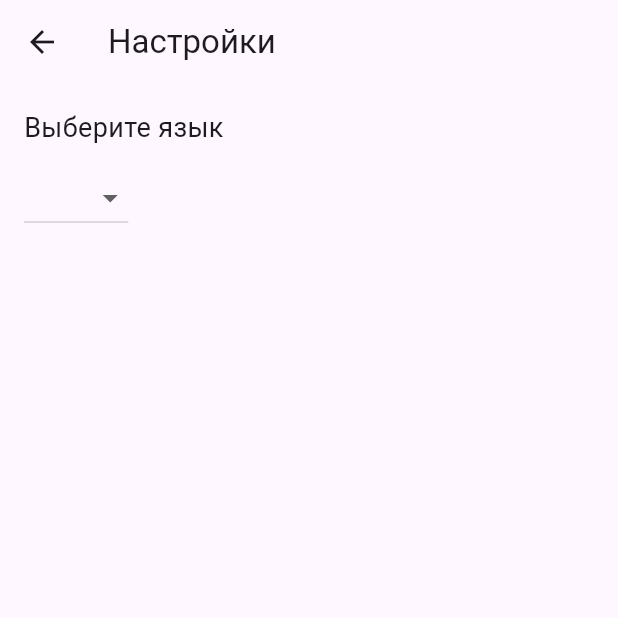
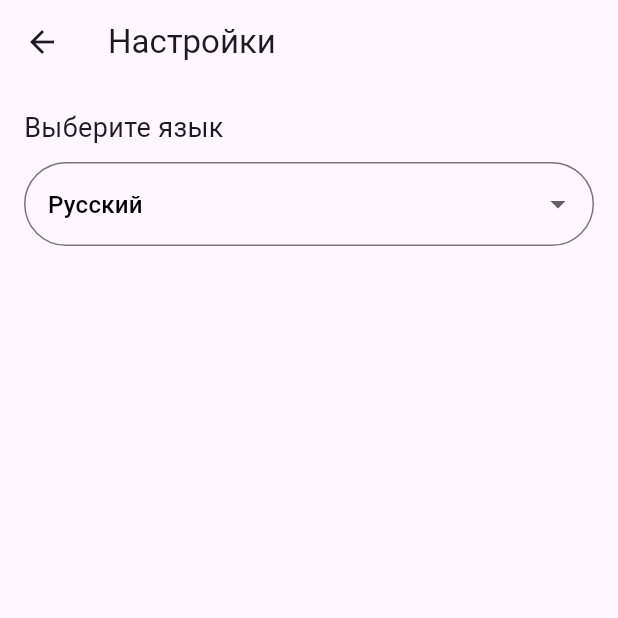
Before and after one commit to Amanturov7/jol_tartip_flutter, a Flutter app: the SettingsPage screen opened by its route, on a phone screen of 412 x 824 dp, the top half of it. Run offline on Flutter 3.47's test engine with Material 3 defaults, Android fonts, the phone set to English and light mode, and no system bars; our stand-ins replace easy_localization, flutter_map, image_picker, latlong2, shared_preferences; accounts and stored records are empty; network calls fail.

Commit message:
settings and colors of cursor

```diff
--- a/lib/applications/applications_list.dart
+++ b/lib/applications/applications_list.dart
@@ -191,7 +191,7 @@ class _ApplicationsListState extends State<ApplicationsList> {
                                         borderRadius: BorderRadius.circular(30.0),
                                       ),
                                         focusedBorder: OutlineInputBorder(
-                                          borderSide: BorderSide(color: Color(0xFF3BB5E9)), // Установите желаемый цвет для границы при активном состоянии
+                                          borderSide: BorderSide(color: Color(0xFF3BB5E9)),
                                           borderRadius: BorderRadius.circular(30.0),
                                         ),
                                     ),
--- a/lib/applications/detailed_view_application.dart
+++ b/lib/applications/detailed_view_application.dart
@@ -53,7 +53,7 @@ class _DetailedViewApplicationPageState extends State<DetailedViewApplicationPag
 
   Future<void> fetchViolations() async {
     try {
-      final response = await http.get(Uri.parse('${Constants.baseUrl}:8080/rest/violations/all'));
+      final response = await http.get(Uri.parse('${Constants.baseUrl}/rest/violations/all'));
       if (response.statusCode == 200) {
         final data = json.decode(utf8.decode(response.bodyBytes)) as List<dynamic>;
         setState(() {
--- a/lib/auth/signup_page.dart
+++ b/lib/auth/signup_page.dart
@@ -24,8 +24,7 @@ class _SignupPageState extends State<SignupPage> {
 
   Future<void> _signup() async {
     if (_formKey.currentState!.validate() && _agreedToTerms) {
-      // Все поля прошли валидацию, и условия пользования приняты
-      // Можно выполнять регистрацию
+
       final String apiUrl = '${Constants.baseUrl}/auth/signup';
       final response = await http.post(
         Uri.parse(apiUrl),
@@ -43,16 +42,12 @@ class _SignupPageState extends State<SignupPage> {
       );
 
       if (response.statusCode == 201) {
-        // Регистрация выполнена успешно
         Navigator.pushAndRemoveUntil(
           context,
           MaterialPageRoute(builder: (context) => MyApp()),
           (route) => false,
         );
-        // Пользователь создан
       } else {
-        // Регистрация не выполнена
-        // Обрабатываем ошибку
         print('Failed to signup: ${response.statusCode}');
       }
     }
@@ -92,7 +87,6 @@ class _SignupPageState extends State<SignupPage> {
                   ),
                 ),
                 SizedBox(height: 16),
-                // Остальные поля с валидацией аналогично
                 TextFormField(
                   controller: _passwordController,
                   validator: (value) {
@@ -203,12 +197,11 @@ class _SignupPageState extends State<SignupPage> {
                           _agreedToTerms = value!;
                         });
                       },
-                        activeColor: Color(0xFF3BB5E9) , // Здесь указывается цвет чекбокса
+                        activeColor: Color(0xFF3BB5E9) ,
                       materialTapTargetSize: MaterialTapTargetSize.shrinkWrap,
                     ),
                     GestureDetector(
                       onTap: () {
-                        // Переход на страницу с текстом об условиях пользования с анимацией
 
                         Navigator.push(
                           context,
--- a/lib/forms/application_form.dart
+++ b/lib/forms/application_form.dart
@@ -271,14 +271,18 @@ void initState() {
                   },
                   decoration: InputDecoration(
                     hintText: 'address'.tr(),
+
                     border: OutlineInputBorder(
                       borderRadius: BorderRadius.circular(30.0),
                     ),
                     focusedBorder: OutlineInputBorder(
                       borderSide: BorderSide(color: Color(0xFF3BB5E9)),
                       borderRadius: BorderRadius.circular(30.0),
+
                     ),
+
                   ),
+
                 ),
                 SizedBox(height: 8),
                 TextFormField(
--- a/lib/main.dart
+++ b/lib/main.dart
@@ -28,13 +28,21 @@ class MyApp extends StatelessWidget {
   @override
   Widget build(BuildContext context) {
     return MaterialApp(
+
+
       localizationsDelegates: context.localizationDelegates,
       supportedLocales: context.supportedLocales,
       locale: context.locale,
       title: 'JolTartip',
-      theme: ThemeData(
-        primarySwatch: Colors.blue,
-      ),
+     theme: ThemeData(
+  primarySwatch: Colors.blue,
+  textSelectionTheme: TextSelectionThemeData(
+    cursorColor:  Color(0xFF3BB5E9),
+    selectionColor:  Color(0xFF3BB5E9),
+    selectionHandleColor:  Color(0xFF3BB5E9),
+  ),
+),
+
       initialRoute: '/',
       routes: {
         '/': (context) => MyHomePage(),
--- a/lib/settings_page.dart
+++ b/lib/settings_page.dart
@@ -1,4 +1,3 @@
-
 import 'package:flutter/material.dart';
 import 'package:easy_localization/easy_localization.dart';
 
@@ -12,12 +11,15 @@ class _SettingsPageState extends State<SettingsPage> {
 
   @override
   Widget build(BuildContext context) {
+    _selectedLocale ??= context.locale;
+
     return Scaffold(
       appBar: AppBar(
         title: Text('settings'.tr()),
       ),
-      body: Padding(
-        padding: const EdgeInsets.all(16.0),
+      body: SingleChildScrollView(
+        child: Padding(
+          padding: EdgeInsets.all(16.0),
           child: Column(
             crossAxisAlignment: CrossAxisAlignment.start,
             children: [
@@ -26,7 +28,7 @@ class _SettingsPageState extends State<SettingsPage> {
                 style: TextStyle(fontSize: 18),
               ),
               SizedBox(height: 10),
-            DropdownButton<Locale>(
+              DropdownButtonFormField<Locale>(
                 value: _selectedLocale,
                 onChanged: (Locale? newValue) {
                   setState(() {
@@ -41,13 +43,43 @@ class _SettingsPageState extends State<SettingsPage> {
                 ].map<DropdownMenuItem<Locale>>((Locale value) {
                   return DropdownMenuItem<Locale>(
                     value: value,
-                  child: Text(value.toString()),
+                    child: Text(
+                      _getLanguageName(value.languageCode),
+                      style: TextStyle(
+                        fontSize: 16,
+                        color: Colors.black,
+                      ),
+                    ),
                   );
                 }).toList(),
+                decoration: InputDecoration(
+                  hintText: 'select_language'.tr(),
+                  border: OutlineInputBorder(
+                    borderRadius: BorderRadius.circular(30.0),
+                  ),
+                  focusedBorder: OutlineInputBorder(
+                    borderSide: BorderSide(color: Color(0xFF3BB5E9)),
+                    borderRadius: BorderRadius.circular(30.0),
+                  ),
+                ),
               ),
             ],
           ),
         ),
+      ),
     );
   }
+
+  String _getLanguageName(String languageCode) {
+    switch (languageCode) {
+      case 'en':
+        return 'English';
+      case 'ky':
+        return 'Кыргызча';
+      case 'ru':
+        return 'Русский';
+      default:
+        return 'Unknown';
     }
+  }
+}
```
Lines whose indentation alone changed are shown as unchanged.
